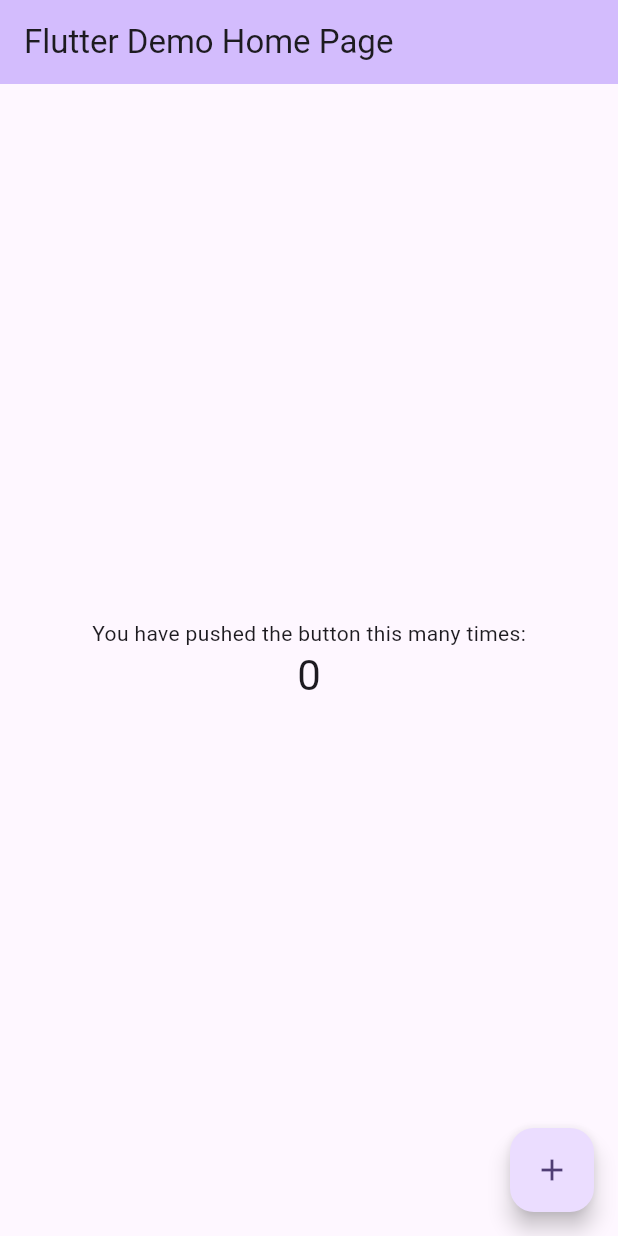
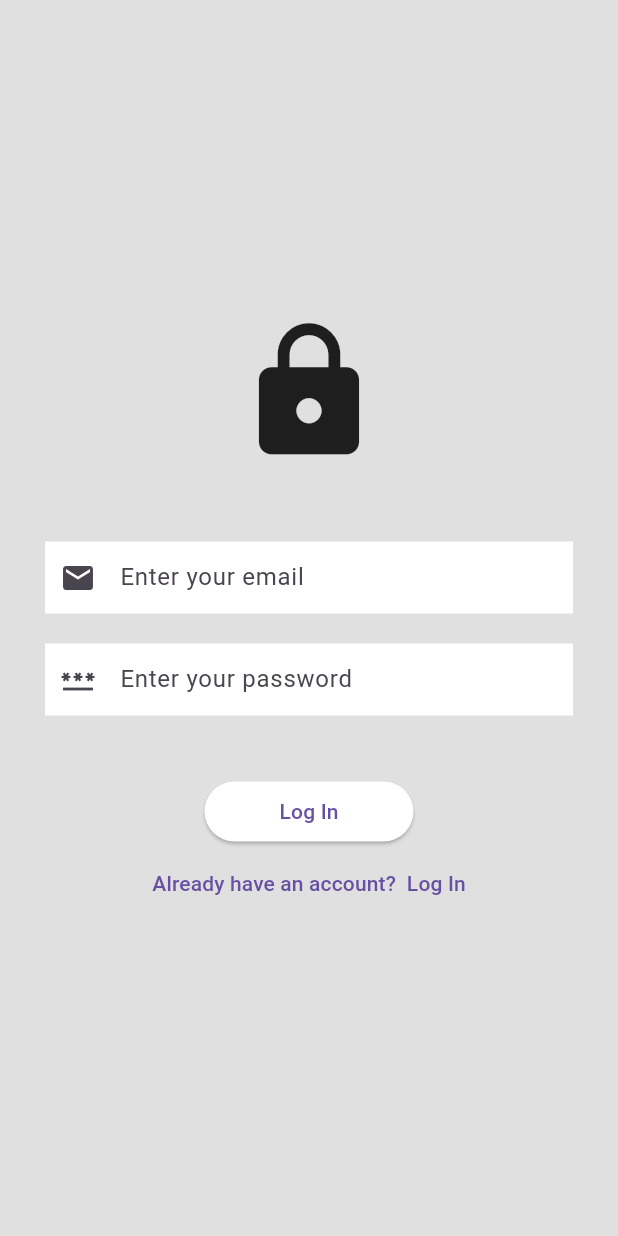
Before and after one commit to pendragon-us/Doggie, a Flutter app: the screen it shows after launch, on a phone screen of 412 x 824 dp. Run offline on Flutter 3.47's test engine with Material 3 defaults, Android fonts, the phone set to English and light mode, and no system bars; our stand-ins replace firebase_core; accounts and stored records are empty.

Commit message:
Added login page UI

```diff
--- a/analysis_options.yaml
+++ b/analysis_options.yaml
@@ -21,6 +21,8 @@ linter:
   # `// ignore_for_file: name_of_lint` syntax on the line or in the file
   # producing the lint.
   rules:
+    prefer_const_constructors_in_immutables: false
+    prefer_const_constructors: false
     # avoid_print: false  # Uncomment to disable the `avoid_print` rule
     # prefer_single_quotes: true  # Uncomment to enable the `prefer_single_quotes` rule
 
--- a/lib/main.dart
+++ b/lib/main.dart
@@ -1,9 +1,12 @@
+import 'package:doggie/screens/login/log_in.dart';
+import 'package:doggie/screens/register/register.dart';
 import 'package:firebase_core/firebase_core.dart';
 import 'package:flutter/material.dart';
 
 import 'firebase_options.dart';
 
 Future<void> main() async {
+  WidgetsFlutterBinding.ensureInitialized();
   await Firebase.initializeApp(
     options: DefaultFirebaseOptions.currentPlatform,
   );
@@ -13,119 +16,15 @@ Future<void> main() async {
 class MyApp extends StatelessWidget {
   const MyApp({super.key});
 
-  // This widget is the root of your application.
   @override
   Widget build(BuildContext context) {
     return MaterialApp(
-      title: 'Flutter Demo',
-      theme: ThemeData(
-        // This is the theme of your application.
-        //
-        // TRY THIS: Try running your application with "flutter run". You'll see
-        // the application has a purple toolbar. Then, without quitting the app,
-        // try changing the seedColor in the colorScheme below to Colors.green
-        // and then invoke "hot reload" (save your changes or press the "hot
-        // reload" button in a Flutter-supported IDE, or press "r" if you used
-        // the command line to start the app).
-        //
-        // Notice that the counter didn't reset back to zero; the application
-        // state is not lost during the reload. To reset the state, use hot
-        // restart instead.
-        //
-        // This works for code too, not just values: Most code changes can be
-        // tested with just a hot reload.
-        colorScheme: ColorScheme.fromSeed(seedColor: Colors.deepPurple),
-        useMaterial3: true,
-      ),
-      home: const MyHomePage(title: 'Flutter Demo Home Page'),
+      routes: {
+        '/login': (context) => const LogIn(),
+        '/register': (context) => const Register(),
+      },
+      debugShowCheckedModeBanner: false,
+      home: LogIn(),
     );
   }
 }
-
-class MyHomePage extends StatefulWidget {
-  const MyHomePage({super.key, required this.title});
-
-  // This widget is the home page of your application. It is stateful, meaning
-  // that it has a State object (defined below) that contains fields that affect
-  // how it looks.
-
-  // This class is the configuration for the state. It holds the values (in this
-  // case the title) provided by the parent (in this case the App widget) and
-  // used by the build method of the State. Fields in a Widget subclass are
-  // always marked "final".
-
-  final String title;
-
-  @override
-  State<MyHomePage> createState() => _MyHomePageState();
-}
-
-class _MyHomePageState extends State<MyHomePage> {
-  int _counter = 0;
-
-  void _incrementCounter() {
-    setState(() {
-      // This call to setState tells the Flutter framework that something has
-      // changed in this State, which causes it to rerun the build method below
-      // so that the display can reflect the updated values. If we changed
-      // _counter without calling setState(), then the build method would not be
-      // called again, and so nothing would appear to happen.
-      _counter++;
-    });
-  }
-
-  @override
-  Widget build(BuildContext context) {
-    // This method is rerun every time setState is called, for instance as done
-    // by the _incrementCounter method above.
-    //
-    // The Flutter framework has been optimized to make rerunning build methods
-    // fast, so that you can just rebuild anything that needs updating rather
-    // than having to individually change instances of widgets.
-    return Scaffold(
-      appBar: AppBar(
-        // TRY THIS: Try changing the color here to a specific color (to
-        // Colors.amber, perhaps?) and trigger a hot reload to see the AppBar
-        // change color while the other colors stay the same.
-        backgroundColor: Theme.of(context).colorScheme.inversePrimary,
-        // Here we take the value from the MyHomePage object that was created by
-        // the App.build method, and use it to set our appbar title.
-        title: Text(widget.title),
-      ),
-      body: Center(
-        // Center is a layout widget. It takes a single child and positions it
-        // in the middle of the parent.
-        child: Column(
-          // Column is also a layout widget. It takes a list of children and
-          // arranges them vertically. By default, it sizes itself to fit its
-          // children horizontally, and tries to be as tall as its parent.
-          //
-          // Column has various properties to control how it sizes itself and
-          // how it positions its children. Here we use mainAxisAlignment to
-          // center the children vertically; the main axis here is the vertical
-          // axis because Columns are vertical (the cross axis would be
-          // horizontal).
-          //
-          // TRY THIS: Invoke "debug painting" (choose the "Toggle Debug Paint"
-          // action in the IDE, or press "p" in the console), to see the
-          // wireframe for each widget.
-          mainAxisAlignment: MainAxisAlignment.center,
-          children: <Widget>[
-            const Text(
-              'You have pushed the button this many times:',
-            ),
-            Text(
-              '$_counter',
-              style: Theme.of(context).textTheme.headlineMedium,
-            ),
-          ],
-        ),
-      ),
-      floatingActionButton: FloatingActionButton(
-        onPressed: _incrementCounter,
-        tooltip: 'Increment',
-        child: const Icon(Icons.add),
-      ), // This trailing comma makes auto-formatting nicer for build methods.
-    );
-  }
-}
--- /dev/null
+++ b/lib/screens/login/log_in.dart
@@ -0,0 +1,70 @@
+import 'package:flutter/material.dart';
+
+import 'login_textfield_card.dart';
+
+class LogIn extends StatefulWidget {
+  const LogIn({super.key});
+
+  @override
+  State<LogIn> createState() => _LogInState();
+}
+
+class _LogInState extends State<LogIn> {
+
+  TextEditingController emailController = TextEditingController();
+  TextEditingController passwordController = TextEditingController();
+
+  @override
+  Widget build(BuildContext context) {
+    return SafeArea(
+      child: Scaffold(
+        resizeToAvoidBottomInset: false,
+        backgroundColor: Colors.grey.shade300,
+        body: Center(
+          child: Column(
+            mainAxisAlignment: MainAxisAlignment.center,
+            children: [
+              //icon
+              Icon(Icons.lock, size: 100),
+              SizedBox(height: 40),
+              //email
+              LoginTextFieldCard(
+                hintText: 'Enter your email',
+                icon: Icons.email,
+                obscureText: false,
+                controller: emailController,
+              ),
+
+              //password
+              LoginTextFieldCard(
+                hintText: 'Enter your password',
+                icon: Icons.password,
+                obscureText: true,
+                controller: passwordController,
+              ),
+              SizedBox(height: 30),
+
+              //login button
+              ElevatedButton(
+                  style: ElevatedButton.styleFrom(
+                    backgroundColor: Colors.white,
+                    padding: const EdgeInsets.symmetric(horizontal: 50, vertical: 10),
+                  ),
+                  onPressed: (){},
+                  child: Text('Log In')
+              ),
+
+              //already have an account
+              TextButton(
+                onPressed: (){
+                  Navigator.pushReplacementNamed(context, '/register');
+                },
+                child: Text('Already have an account?  Log In'),
+              ),
+            ],
+          ),
+        ),
+      ),
+    );
+  }
+}
--- /dev/null
+++ b/lib/screens/login/login_textfield_card.dart
@@ -0,0 +1,29 @@
+import 'package:flutter/material.dart';
+
+class LoginTextFieldCard extends StatelessWidget {
+
+  final String hintText;
+  final IconData icon;
+  final bool obscureText;
+  final TextEditingController controller;
+
+  const LoginTextFieldCard({super.key, required this.hintText, required this.icon, required this.obscureText, required this.controller});
+
+  @override
+  Widget build(BuildContext context) {
+    return Container(
+      color: Colors.white,
+      margin: const EdgeInsets.symmetric(horizontal: 30, vertical: 10),
+      padding: const EdgeInsets.symmetric(horizontal: 10),
+      child: TextField(
+        controller: controller,
+        obscureText: obscureText,
+        decoration: InputDecoration(
+          icon: Icon(icon),
+          border: InputBorder.none,
+          hintText: hintText,
+        ),
+      ),
+    );
+  }
+}
--- /dev/null
+++ b/lib/screens/register/register.dart
@@ -0,0 +1,10 @@
+import 'package:flutter/material.dart';
+
+class Register extends StatelessWidget {
+  const Register({super.key});
+
+  @override
+  Widget build(BuildContext context) {
+    return Scaffold();
+  }
+}
--- a/pubspec.yaml
+++ b/pubspec.yaml
@@ -46,7 +46,7 @@ dev_dependencies:
   # activated in the `analysis_options.yaml` file located at the root of your
   # package. See that file for information about deactivating specific lint
   # rules and activating additional ones.
-  flutter_lints: ^3.0.0
+  flutter_lints: ^4.0.0
 
 # For information on the generic Dart part of this file, see the
 # following page: https://dart.dev/tools/pub/pubspec
```
Also changed, not shown: pubspec.lock, 1 other file.
